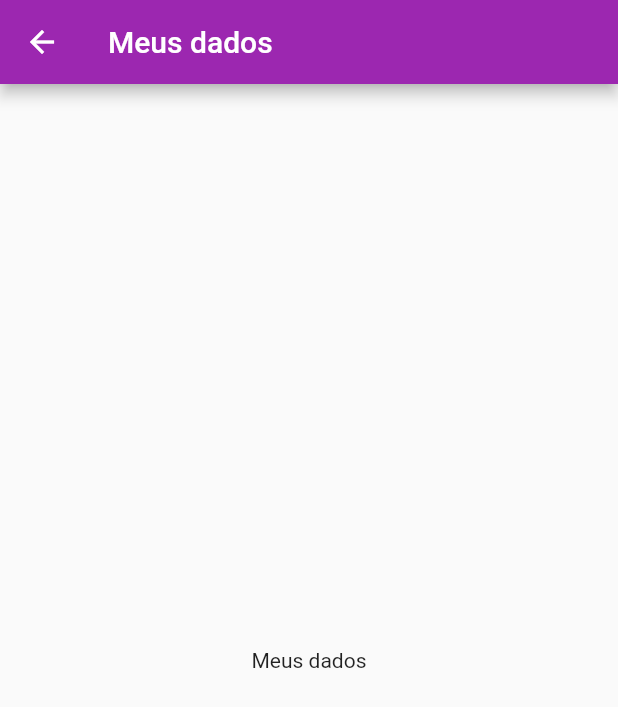
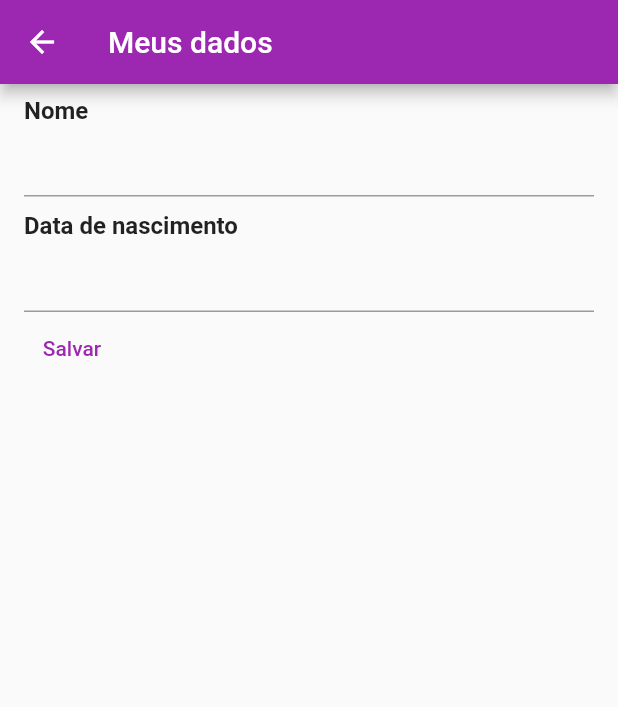
Before and after one commit to eduardoandd/trilhaap, a Flutter app: the MainPage screen opened directly, in the side drawer, after a tap on "Dados cadastrais", on a phone screen of 412 x 824 dp. Shown: the top 707 px of the screen. Run offline on Flutter 3.47's test engine with Material 2 defaults, Android fonts, the phone set to English and light mode, and no system bars; our stand-ins replace google_fonts.

Commit message:
iniciando cadastro de dados, widgets personalizados, e datapicker

```diff
--- a/ANOTACOES/anotações.txt
+++ b/ANOTACOES/anotações.txt
@@ -2,3 +2,8 @@ No flutter tudo é widget.
 
 Expanded: Organiza espaço ocupado por itens em rows, columns e flex,
           fazendo com que ocupe espaço vagos dentro do seu pai.
+
+
+ETAPA 1 -> Primeiros componentes - completo
+ETAPA 2 -> tela de login, páginas, drawer e navegação - completo
+ETAPA  -> interação com o usuário
--- a/lib/pages/dados_cadastrais.dart
+++ b/lib/pages/dados_cadastrais.dart
@@ -1,15 +1,65 @@
+// ignore_for_file: prefer_const_literals_to_create_immutables, prefer_const_constructors
+
 import 'package:flutter/material.dart';
 import 'package:flutter/src/foundation/key.dart';
 import 'package:flutter/src/widgets/framework.dart';
 
+import '../shared/widgets/text_label.dart';
+
 class DadosCadastraisPage extends StatelessWidget {
-  final String texto;
-  const DadosCadastraisPage({Key? key, required this.texto}) : super(key: key);
+  // final String texto;
+  TextEditingController nomeController = TextEditingController(text: "");
+  TextEditingController dataController = TextEditingController(text: "");
+  DateTime? dataNascimento;
+
+  DadosCadastraisPage({Key? key}) : super(key: key);
+
 
   @override
   Widget build(BuildContext context) {
 
-    return Scaffold(appBar: AppBar(title: Text(texto),),body: Center(child: Text(texto)),);
+    return Scaffold(appBar: AppBar(title: Text("Meus dados"),),
+        // backgroundColor: Color.fromARGB(255, 17, 17, 17),
+
+
+      body: Padding(
+        padding: const EdgeInsets.symmetric(vertical: 8, horizontal: 16),
+
+        child: Column(
+          crossAxisAlignment: CrossAxisAlignment.start,
+          children:[
+            TextLabel(texto: "Nome"), // WIDGET PERSONALIZADO
+            TextField(
+              controller: nomeController,
+            ),
+
+            SizedBox(height: 10,),
+
+            TextLabel(texto: "Data de nascimento"),
+            TextField(
+              controller: dataController,
+              readOnly: true,
+
+              onTap: () async{
+                var data= await showDatePicker(
+                  context: context,
+                  initialDate: DateTime(2000,1,1),
+                  firstDate: DateTime(1900,1,1),
+                  lastDate: DateTime(2024,12,31)
+                );
+                if (data != null){
+                  dataController.text=data.toString();
+                  dataNascimento=data;
+                }
+              },
+            ),
+            TextButton(onPressed: (){print(nomeController.text);}, child: Text("Salvar"))
+
+          ]
+        ),
+      ),
+
+    );
 
   }
 }
--- a/lib/pages/main_page.dart
+++ b/lib/pages/main_page.dart
@@ -39,9 +39,7 @@ class _MainPageState extends State<MainPage> {
                     child: Text("Dados cadastrais"))
                   ,onTap: () {
                     Navigator.pop(context);
-                    Navigator.push(context, MaterialPageRoute(builder: (context) => const DadosCadastraisPage(
-                      texto: "Meus dados"
-                    )));
+                    Navigator.push(context, MaterialPageRoute(builder: (context) =>  DadosCadastraisPage()));
                   },),
                 Divider(color: Color.fromARGB(255, 187, 184, 184),),
 
--- /dev/null
+++ b/lib/shared/widgets/text_label.dart
@@ -0,0 +1,13 @@
+import 'package:flutter/cupertino.dart';
+import 'package:flutter/src/foundation/key.dart';
+import 'package:flutter/src/widgets/framework.dart';
+
+class TextLabel extends StatelessWidget {
+  final String texto;
+  const TextLabel({Key? key, required this.texto}) : super(key: key);
+
+  @override
+  Widget build(BuildContext context) {
+    return Text(texto, style: const TextStyle(fontSize: 16, fontWeight: FontWeight.w700));
+  }
+}
```
Also changed, not shown: lib/pages/teacher/login_page_teacher.dart (+11 -1 lines), lib/pages/teacher/register_teacher_page.dart (added, +58 -0 lines).
